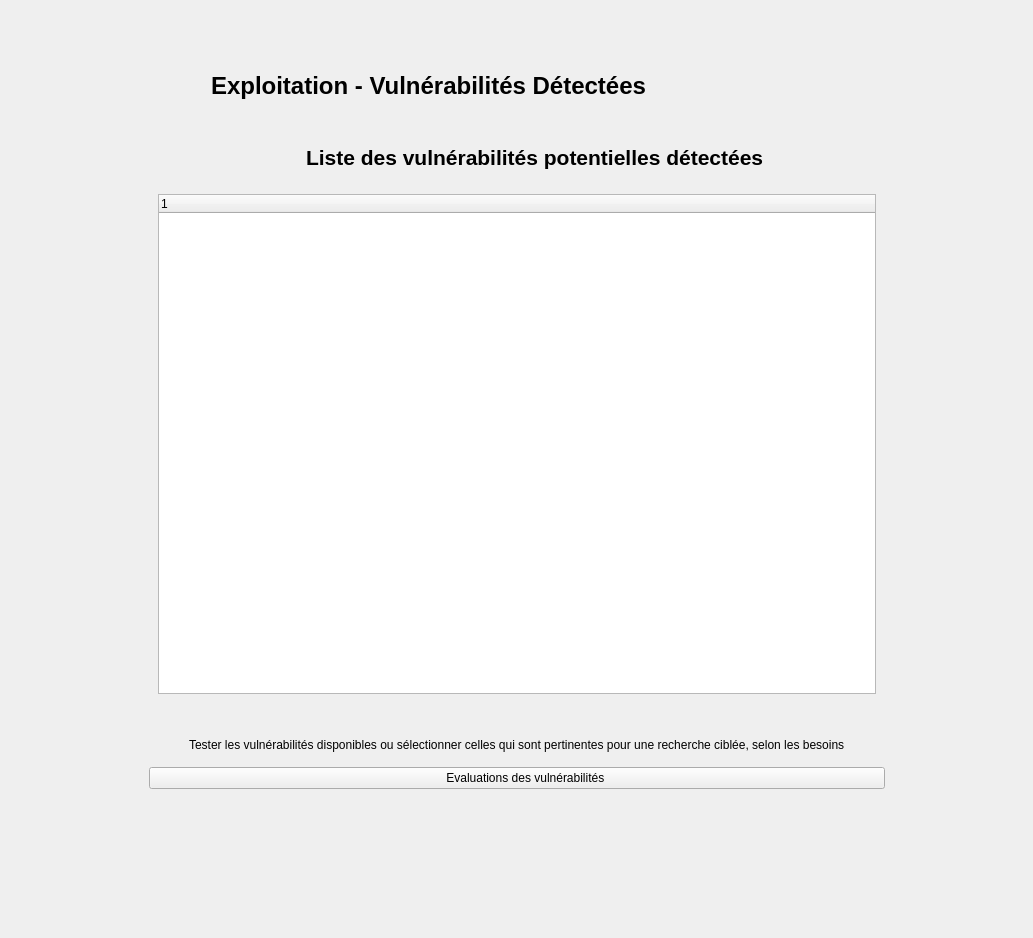
First picture: the form in app/interface/ui/VulnerabiliteInterface.ui, repository KarimGhazlaoui/ASI-M1CB-PenToolBox, before the edit.
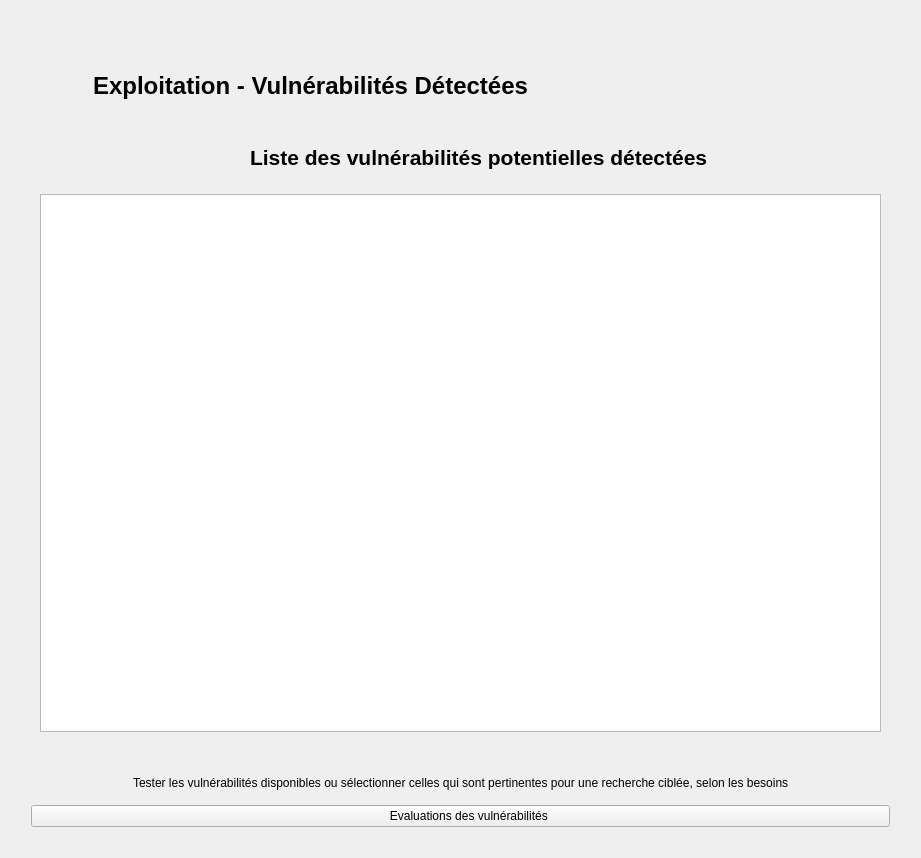
Second picture: the form after the edit. Icons and pictures are not drawn. Custom widgets are drawn as their Qt base class.

Commit message: Added Profile management, vulnerabilite display

Diff of the .ui file:
```diff
--- a/app/interface/ui/VulnerabiliteInterface.ui
+++ b/app/interface/ui/VulnerabiliteInterface.ui
@@ -6,8 +6,8 @@
    <rect>
     <x>0</x>
     <y>0</y>
-    <width>1033</width>
-    <height>938</height>
+    <width>921</width>
+    <height>858</height>
    </rect>
   </property>
   <property name="minimumSize">
@@ -21,7 +21,7 @@
   </property>
   <layout class="QVBoxLayout" name="verticalLayout_2">
    <item>
-    <layout class="QGridLayout" name="gridLayout" rowstretch="0,0,0" columnstretch="0,0,0">
+    <layout class="QGridLayout" name="gridLayout" rowstretch="0,0,0" columnstretch="0">
      <property name="leftMargin">
       <number>20</number>
      </property>
@@ -37,7 +37,81 @@
      <property name="spacing">
       <number>12</number>
      </property>
-     <item row="0" column="1">
+     <item row="2" column="0">
+      <layout class="QGridLayout" name="gridLayout_3">
+       <property name="bottomMargin">
+        <number>0</number>
+       </property>
+       <item row="0" column="0">
+        <layout class="QHBoxLayout" name="horizontalLayout_4">
+         <property name="bottomMargin">
+          <number>0</number>
+         </property>
+         <item>
+          <spacer name="horizontalSpacer">
+           <property name="orientation">
+            <enum>Qt::Horizontal</enum>
+           </property>
+           <property name="sizeHint" stdset="0">
+            <size>
+             <width>40</width>
+             <height>20</height>
+            </size>
+           </property>
+          </spacer>
+         </item>
+         <item>
+          <widget class="StrongBodyLabel" name="StrongBodyLabel_2">
+           <property name="text">
+            <string>Tester les vulnérabilités disponibles ou sélectionner celles qui sont pertinentes pour une recherche ciblée, selon les besoins</string>
+           </property>
+          </widget>
+         </item>
+         <item>
+          <spacer name="horizontalSpacer_4">
+           <property name="orientation">
+            <enum>Qt::Horizontal</enum>
+           </property>
+           <property name="sizeHint" stdset="0">
+            <size>
+             <width>40</width>
+             <height>20</height>
+            </size>
+           </property>
+          </spacer>
+         </item>
+        </layout>
+       </item>
+       <item row="1" column="0">
+        <layout class="QHBoxLayout" name="horizontalLayout_5">
+         <property name="bottomMargin">
+          <number>0</number>
+         </property>
+         <item>
+          <widget class="PrimaryPushButton" name="scanvulnerabilite">
+           <property name="text">
+            <string>     Evaluations des vulnérabilités</string>
+           </property>
+           <property name="icon">
+            <iconset resource="../../resource/resource.qrc">
+             <normaloff>:/images/strikeicon.png</normaloff>:/images/strikeicon.png</iconset>
+           </property>
+           <property name="iconSize">
+            <size>
+             <width>30</width>
+             <height>30</height>
+            </size>
+           </property>
+           <property name="hasIcon" stdset="0">
+            <bool>true</bool>
+           </property>
+          </widget>
+         </item>
+        </layout>
+       </item>
+      </layout>
+     </item>
+     <item row="0" column="0">
       <layout class="QHBoxLayout" name="horizontalLayout">
        <property name="topMargin">
         <number>10</number>
@@ -97,7 +171,7 @@
        </item>
       </layout>
      </item>
-     <item row="1" column="1">
+     <item row="1" column="0">
       <layout class="QGridLayout" name="gridLayout_2" rowstretch="0" columnstretch="0">
        <property name="topMargin">
         <number>0</number>
@@ -218,18 +292,13 @@
              <number>20</number>
             </property>
             <item>
-             <widget class="TreeWidget" name="vulnerabiliteliste">
+             <widget class="TableWidget" name="vulnerabilitetable">
               <property name="minimumSize">
                <size>
                 <width>700</width>
                 <height>500</height>
                </size>
               </property>
-              <column>
-               <property name="text">
-                <string notr="true">1</string>
-               </property>
-              </column>
              </widget>
             </item>
            </layout>
@@ -239,134 +308,8 @@
        </item>
       </layout>
      </item>
-     <item row="1" column="2">
-      <spacer name="horizontalSpacer_12">
-       <property name="orientation">
-        <enum>Qt::Horizontal</enum>
-       </property>
-       <property name="sizeHint" stdset="0">
-        <size>
-         <width>40</width>
-         <height>20</height>
-        </size>
-       </property>
-      </spacer>
-     </item>
-     <item row="2" column="1">
-      <layout class="QGridLayout" name="gridLayout_3">
-       <property name="bottomMargin">
-        <number>0</number>
-       </property>
-       <item row="1" column="0">
-        <layout class="QHBoxLayout" name="horizontalLayout_5">
-         <property name="bottomMargin">
-          <number>0</number>
-         </property>
-         <item>
-          <widget class="PrimaryPushButton" name="scanvulnerabilite">
-           <property name="text">
-            <string>     Evaluations des vulnérabilités</string>
-           </property>
-           <property name="icon">
-            <iconset resource="../../resource/resource.qrc">
-             <normaloff>:/images/strikeicon.png</normaloff>:/images/strikeicon.png</iconset>
-           </property>
-           <property name="iconSize">
-            <size>
-             <width>30</width>
-             <height>30</height>
-            </size>
-           </property>
-           <property name="hasIcon" stdset="0">
-            <bool>true</bool>
-           </property>
-          </widget>
-         </item>
-        </layout>
-       </item>
-       <item row="0" column="0">
-        <layout class="QHBoxLayout" name="horizontalLayout_4">
-         <property name="bottomMargin">
-          <number>0</number>
-         </property>
-         <item>
-          <spacer name="horizontalSpacer">
-           <property name="orientation">
-            <enum>Qt::Horizontal</enum>
-           </property>
-           <property name="sizeHint" stdset="0">
-            <size>
-             <width>40</width>
-             <height>20</height>
-            </size>
-           </property>
-          </spacer>
-         </item>
-         <item>
-          <widget class="StrongBodyLabel" name="StrongBodyLabel_2">
-           <property name="text">
-            <string>Tester les vulnérabilités disponibles ou sélectionner celles qui sont pertinentes pour une recherche ciblée, selon les besoins</string>
-           </property>
-          </widget>
-         </item>
-         <item>
-          <spacer name="horizontalSpacer_4">
-           <property name="orientation">
-            <enum>Qt::Horizontal</enum>
-           </property>
-           <property name="sizeHint" stdset="0">
-            <size>
-             <width>40</width>
-             <height>20</height>
-            </size>
-           </property>
-          </spacer>
-         </item>
-        </layout>
-       </item>
-       <item row="2" column="0">
-        <spacer name="verticalSpacer_2">
-         <property name="orientation">
-          <enum>Qt::Vertical</enum>
-         </property>
-         <property name="sizeHint" stdset="0">
-          <size>
-           <width>20</width>
-           <height>40</height>
-          </size>
-         </property>
-        </spacer>
-       </item>
-      </layout>
-     </item>
-     <item row="1" column="0">
-      <spacer name="horizontalSpacer_11">
-       <property name="orientation">
-        <enum>Qt::Horizontal</enum>
-       </property>
-       <property name="sizeHint" stdset="0">
-        <size>
-         <width>40</width>
-         <height>20</height>
-        </size>
-       </property>
-      </spacer>
-     </item>
     </layout>
    </item>
-   <item>
-    <spacer name="verticalSpacer">
-     <property name="orientation">
-      <enum>Qt::Vertical</enum>
-     </property>
-     <property name="sizeHint" stdset="0">
-      <size>
-       <width>20</width>
-       <height>40</height>
-      </size>
-     </property>
-    </spacer>
-   </item>
   </layout>
  </widget>
  <customwidgets>
@@ -407,8 +350,8 @@
    <header>qfluentwidgets</header>
   </customwidget>
   <customwidget>
-   <class>TreeWidget</class>
-   <extends>QTreeWidget</extends>
+   <class>TableWidget</class>
+   <extends>QTableWidget</extends>
    <header>qfluentwidgets</header>
   </customwidget>
  </customwidgets>
```
The commit also changes 75 other files.
